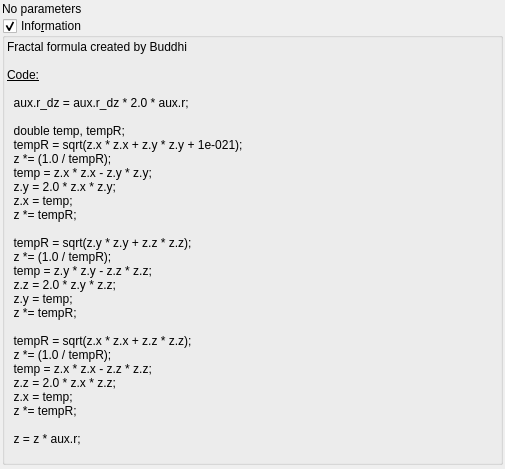
Old version of the form mandelbulber2/qt_data/fractal_mandelbulb2.ui in the repository buddhi1980/mandelbulber2.
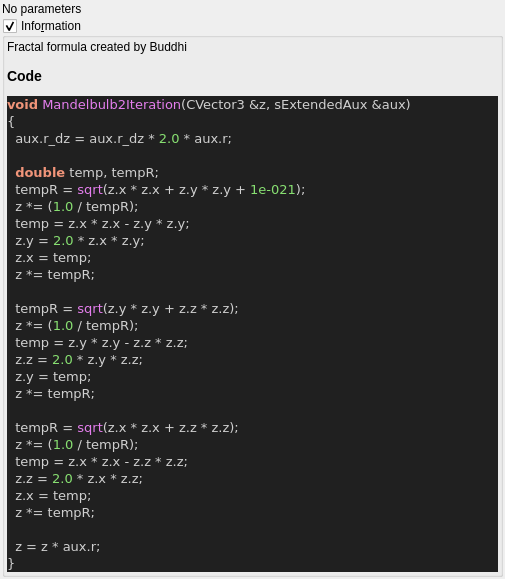
New version of the form. Custom widgets are drawn as their Qt base class.

```diff
--- a/mandelbulber2/qt_data/fractal_mandelbulb2.ui
+++ b/mandelbulber2/qt_data/fractal_mandelbulb2.ui
@@ -66,40 +66,49 @@
       <item>
        <widget class="QLabel" name="label_4">
         <property name="text">
-         <string>&lt;!DOCTYPE HTML PUBLIC &quot;-//W3C//DTD HTML 4.0//EN&quot; &quot;http://www.w3.org/TR/REC-html40/strict.dtd&quot;&gt;
-&lt;html&gt;&lt;head&gt;&lt;meta name=&quot;qrichtext&quot; content=&quot;1&quot; /&gt;&lt;style type=&quot;text/css&quot;&gt;
-p, li { white-space: pre-wrap; }
-&lt;/style&gt;&lt;/head&gt;&lt;body&gt;
-&lt;p style=&quot; margin-top:0px; margin-bottom:0px; margin-left:0px; margin-right:0px; -qt-block-indent:0; text-indent:0px;&quot;&gt;Fractal formula created by Buddhi&lt;/p&gt;
-&lt;p style=&quot;-qt-paragraph-type:empty; margin-top:0px; margin-bottom:0px; margin-left:0px; margin-right:0px; -qt-block-indent:0; text-indent:0px;&quot;&gt;&lt;br /&gt;&lt;/p&gt;
-&lt;p style=&quot; margin-top:0px; margin-bottom:0px; margin-left:0px; margin-right:0px; -qt-block-indent:0; text-indent:0px;&quot;&gt;&lt;span style=&quot; text-decoration: underline;&quot;&gt;Code:&lt;/span&gt;&lt;/p&gt;
-&lt;p style=&quot;-qt-paragraph-type:empty; margin-top:0px; margin-bottom:0px; margin-left:0px; margin-right:0px; -qt-block-indent:0; text-indent:0px; text-decoration: underline;&quot;&gt;&lt;br /&gt;&lt;/p&gt;
-&lt;p style=&quot; margin-top:0px; margin-bottom:0px; margin-left:0px; margin-right:0px; -qt-block-indent:0; text-indent:0px;&quot;&gt;  aux.r_dz = aux.r_dz * 2.0 * aux.r;&lt;/p&gt;
-&lt;p style=&quot;-qt-paragraph-type:empty; margin-top:0px; margin-bottom:0px; margin-left:0px; margin-right:0px; -qt-block-indent:0; text-indent:0px;&quot;&gt;&lt;br /&gt;&lt;/p&gt;
-&lt;p style=&quot; margin-top:0px; margin-bottom:0px; margin-left:0px; margin-right:0px; -qt-block-indent:0; text-indent:0px;&quot;&gt;  double temp, tempR;&lt;/p&gt;
-&lt;p style=&quot; margin-top:0px; margin-bottom:0px; margin-left:0px; margin-right:0px; -qt-block-indent:0; text-indent:0px;&quot;&gt;  tempR = sqrt(z.x * z.x + z.y * z.y + 1e-021);&lt;/p&gt;
-&lt;p style=&quot; margin-top:0px; margin-bottom:0px; margin-left:0px; margin-right:0px; -qt-block-indent:0; text-indent:0px;&quot;&gt;  z *= (1.0 / tempR);&lt;/p&gt;
-&lt;p style=&quot; margin-top:0px; margin-bottom:0px; margin-left:0px; margin-right:0px; -qt-block-indent:0; text-indent:0px;&quot;&gt;  temp = z.x * z.x - z.y * z.y;&lt;/p&gt;
-&lt;p style=&quot; margin-top:0px; margin-bottom:0px; margin-left:0px; margin-right:0px; -qt-block-indent:0; text-indent:0px;&quot;&gt;  z.y = 2.0 * z.x * z.y;&lt;/p&gt;
-&lt;p style=&quot; margin-top:0px; margin-bottom:0px; margin-left:0px; margin-right:0px; -qt-block-indent:0; text-indent:0px;&quot;&gt;  z.x = temp;&lt;/p&gt;
-&lt;p style=&quot; margin-top:0px; margin-bottom:0px; margin-left:0px; margin-right:0px; -qt-block-indent:0; text-indent:0px;&quot;&gt;  z *= tempR;&lt;/p&gt;
-&lt;p style=&quot;-qt-paragraph-type:empty; margin-top:0px; margin-bottom:0px; margin-left:0px; margin-right:0px; -qt-block-indent:0; text-indent:0px;&quot;&gt;&lt;br /&gt;&lt;/p&gt;
-&lt;p style=&quot; margin-top:0px; margin-bottom:0px; margin-left:0px; margin-right:0px; -qt-block-indent:0; text-indent:0px;&quot;&gt;  tempR = sqrt(z.y * z.y + z.z * z.z);&lt;/p&gt;
-&lt;p style=&quot; margin-top:0px; margin-bottom:0px; margin-left:0px; margin-right:0px; -qt-block-indent:0; text-indent:0px;&quot;&gt;  z *= (1.0 / tempR);&lt;/p&gt;
-&lt;p style=&quot; margin-top:0px; margin-bottom:0px; margin-left:0px; margin-right:0px; -qt-block-indent:0; text-indent:0px;&quot;&gt;  temp = z.y * z.y - z.z * z.z;&lt;/p&gt;
-&lt;p style=&quot; margin-top:0px; margin-bottom:0px; margin-left:0px; margin-right:0px; -qt-block-indent:0; text-indent:0px;&quot;&gt;  z.z = 2.0 * z.y * z.z;&lt;/p&gt;
-&lt;p style=&quot; margin-top:0px; margin-bottom:0px; margin-left:0px; margin-right:0px; -qt-block-indent:0; text-indent:0px;&quot;&gt;  z.y = temp;&lt;/p&gt;
-&lt;p style=&quot; margin-top:0px; margin-bottom:0px; margin-left:0px; margin-right:0px; -qt-block-indent:0; text-indent:0px;&quot;&gt;  z *= tempR;&lt;/p&gt;
-&lt;p style=&quot;-qt-paragraph-type:empty; margin-top:0px; margin-bottom:0px; margin-left:0px; margin-right:0px; -qt-block-indent:0; text-indent:0px;&quot;&gt;&lt;br /&gt;&lt;/p&gt;
-&lt;p style=&quot; margin-top:0px; margin-bottom:0px; margin-left:0px; margin-right:0px; -qt-block-indent:0; text-indent:0px;&quot;&gt;  tempR = sqrt(z.x * z.x + z.z * z.z);&lt;/p&gt;
-&lt;p style=&quot; margin-top:0px; margin-bottom:0px; margin-left:0px; margin-right:0px; -qt-block-indent:0; text-indent:0px;&quot;&gt;  z *= (1.0 / tempR);&lt;/p&gt;
-&lt;p style=&quot; margin-top:0px; margin-bottom:0px; margin-left:0px; margin-right:0px; -qt-block-indent:0; text-indent:0px;&quot;&gt;  temp = z.x * z.x - z.z * z.z;&lt;/p&gt;
-&lt;p style=&quot; margin-top:0px; margin-bottom:0px; margin-left:0px; margin-right:0px; -qt-block-indent:0; text-indent:0px;&quot;&gt;  z.z = 2.0 * z.x * z.z;&lt;/p&gt;
-&lt;p style=&quot; margin-top:0px; margin-bottom:0px; margin-left:0px; margin-right:0px; -qt-block-indent:0; text-indent:0px;&quot;&gt;  z.x = temp;&lt;/p&gt;
-&lt;p style=&quot; margin-top:0px; margin-bottom:0px; margin-left:0px; margin-right:0px; -qt-block-indent:0; text-indent:0px;&quot;&gt;  z *= tempR;&lt;/p&gt;
-&lt;p style=&quot;-qt-paragraph-type:empty; margin-top:0px; margin-bottom:0px; margin-left:0px; margin-right:0px; -qt-block-indent:0; text-indent:0px;&quot;&gt;&lt;br /&gt;&lt;/p&gt;
-&lt;p style=&quot; margin-top:0px; margin-bottom:0px; margin-left:0px; margin-right:0px; -qt-block-indent:0; text-indent:0px;&quot;&gt;  z = z * aux.r;&lt;/p&gt;
-&lt;p style=&quot;-qt-paragraph-type:empty; margin-top:0px; margin-bottom:0px; margin-left:0px; margin-right:0px; -qt-block-indent:0; text-indent:0px;&quot;&gt;&lt;br /&gt;&lt;/p&gt;&lt;/body&gt;&lt;/html&gt;</string>
+         <string>&lt;p&gt;Fractal formula created by Buddhi&lt;/p&gt;&lt;table&gt;
+&lt;/table&gt;
+&lt;h3&gt;Code&lt;/h3&gt;
+&lt;!DOCTYPE HTML PUBLIC &quot;-//W3C//DTD HTML 4.0 Transitional//EN&quot;&gt;
+&lt;html&gt;
+&lt;head&gt;
+&lt;meta http-equiv=&quot;content-type&quot; content=&quot;text/html; charset=ISO-8859-1&quot;&gt;
+&lt;title&gt;Source file&lt;/title&gt;
+&lt;/head&gt;
+&lt;body style=&quot;background-color:#202020&quot;&gt;
+&lt;pre style=&quot;color:#d0d0d0; background-color:#202020; font-size:10pt; font-family:'Courier New';&quot;&gt;&lt;span style=&quot;color:#f09479; font-weight:bold&quot;&gt;void&lt;/span&gt; &lt;span style=&quot;color:#e47eed&quot;&gt;Mandelbulb2Iteration&lt;/span&gt;&lt;span style=&quot;color:#d0d0d0&quot;&gt;(&lt;/span&gt;CVector3 &lt;span style=&quot;color:#d0d0d0&quot;&gt;&amp;amp;&lt;/span&gt;z&lt;span style=&quot;color:#d0d0d0&quot;&gt;,&lt;/span&gt; sExtendedAux &lt;span style=&quot;color:#d0d0d0&quot;&gt;&amp;amp;&lt;/span&gt;aux&lt;span style=&quot;color:#d0d0d0&quot;&gt;)&lt;/span&gt;
+&lt;span style=&quot;color:#d0d0d0&quot;&gt;{&lt;/span&gt;
+  aux&lt;span style=&quot;color:#d0d0d0&quot;&gt;.&lt;/span&gt;r_dz &lt;span style=&quot;color:#d0d0d0&quot;&gt;=&lt;/span&gt; aux&lt;span style=&quot;color:#d0d0d0&quot;&gt;.&lt;/span&gt;r_dz &lt;span style=&quot;color:#d0d0d0&quot;&gt;*&lt;/span&gt; &lt;span style=&quot;color:#87df71&quot;&gt;2.0&lt;/span&gt; &lt;span style=&quot;color:#d0d0d0&quot;&gt;*&lt;/span&gt; aux&lt;span style=&quot;color:#d0d0d0&quot;&gt;.&lt;/span&gt;r&lt;span style=&quot;color:#d0d0d0&quot;&gt;;&lt;/span&gt;
+
+  &lt;span style=&quot;color:#f09479; font-weight:bold&quot;&gt;double&lt;/span&gt; temp&lt;span style=&quot;color:#d0d0d0&quot;&gt;,&lt;/span&gt; tempR&lt;span style=&quot;color:#d0d0d0&quot;&gt;;&lt;/span&gt;
+  tempR &lt;span style=&quot;color:#d0d0d0&quot;&gt;=&lt;/span&gt; &lt;span style=&quot;color:#e47eed&quot;&gt;sqrt&lt;/span&gt;&lt;span style=&quot;color:#d0d0d0&quot;&gt;(&lt;/span&gt;z&lt;span style=&quot;color:#d0d0d0&quot;&gt;.&lt;/span&gt;x &lt;span style=&quot;color:#d0d0d0&quot;&gt;*&lt;/span&gt; z&lt;span style=&quot;color:#d0d0d0&quot;&gt;.&lt;/span&gt;x &lt;span style=&quot;color:#d0d0d0&quot;&gt;+&lt;/span&gt; z&lt;span style=&quot;color:#d0d0d0&quot;&gt;.&lt;/span&gt;y &lt;span style=&quot;color:#d0d0d0&quot;&gt;*&lt;/span&gt; z&lt;span style=&quot;color:#d0d0d0&quot;&gt;.&lt;/span&gt;y &lt;span style=&quot;color:#d0d0d0&quot;&gt;+&lt;/span&gt; &lt;span style=&quot;color:#87df71&quot;&gt;1e-021&lt;/span&gt;&lt;span style=&quot;color:#d0d0d0&quot;&gt;);&lt;/span&gt;
+  z &lt;span style=&quot;color:#d0d0d0&quot;&gt;*= (&lt;/span&gt;&lt;span style=&quot;color:#87df71&quot;&gt;1.0&lt;/span&gt; &lt;span style=&quot;color:#d0d0d0&quot;&gt;/&lt;/span&gt; tempR&lt;span style=&quot;color:#d0d0d0&quot;&gt;);&lt;/span&gt;
+  temp &lt;span style=&quot;color:#d0d0d0&quot;&gt;=&lt;/span&gt; z&lt;span style=&quot;color:#d0d0d0&quot;&gt;.&lt;/span&gt;x &lt;span style=&quot;color:#d0d0d0&quot;&gt;*&lt;/span&gt; z&lt;span style=&quot;color:#d0d0d0&quot;&gt;.&lt;/span&gt;x &lt;span style=&quot;color:#d0d0d0&quot;&gt;-&lt;/span&gt; z&lt;span style=&quot;color:#d0d0d0&quot;&gt;.&lt;/span&gt;y &lt;span style=&quot;color:#d0d0d0&quot;&gt;*&lt;/span&gt; z&lt;span style=&quot;color:#d0d0d0&quot;&gt;.&lt;/span&gt;y&lt;span style=&quot;color:#d0d0d0&quot;&gt;;&lt;/span&gt;
+  z&lt;span style=&quot;color:#d0d0d0&quot;&gt;.&lt;/span&gt;y &lt;span style=&quot;color:#d0d0d0&quot;&gt;=&lt;/span&gt; &lt;span style=&quot;color:#87df71&quot;&gt;2.0&lt;/span&gt; &lt;span style=&quot;color:#d0d0d0&quot;&gt;*&lt;/span&gt; z&lt;span style=&quot;color:#d0d0d0&quot;&gt;.&lt;/span&gt;x &lt;span style=&quot;color:#d0d0d0&quot;&gt;*&lt;/span&gt; z&lt;span style=&quot;color:#d0d0d0&quot;&gt;.&lt;/span&gt;y&lt;span style=&quot;color:#d0d0d0&quot;&gt;;&lt;/span&gt;
+  z&lt;span style=&quot;color:#d0d0d0&quot;&gt;.&lt;/span&gt;x &lt;span style=&quot;color:#d0d0d0&quot;&gt;=&lt;/span&gt; temp&lt;span style=&quot;color:#d0d0d0&quot;&gt;;&lt;/span&gt;
+  z &lt;span style=&quot;color:#d0d0d0&quot;&gt;*=&lt;/span&gt; tempR&lt;span style=&quot;color:#d0d0d0&quot;&gt;;&lt;/span&gt;
+
+  tempR &lt;span style=&quot;color:#d0d0d0&quot;&gt;=&lt;/span&gt; &lt;span style=&quot;color:#e47eed&quot;&gt;sqrt&lt;/span&gt;&lt;span style=&quot;color:#d0d0d0&quot;&gt;(&lt;/span&gt;z&lt;span style=&quot;color:#d0d0d0&quot;&gt;.&lt;/span&gt;y &lt;span style=&quot;color:#d0d0d0&quot;&gt;*&lt;/span&gt; z&lt;span style=&quot;color:#d0d0d0&quot;&gt;.&lt;/span&gt;y &lt;span style=&quot;color:#d0d0d0&quot;&gt;+&lt;/span&gt; z&lt;span style=&quot;color:#d0d0d0&quot;&gt;.&lt;/span&gt;z &lt;span style=&quot;color:#d0d0d0&quot;&gt;*&lt;/span&gt; z&lt;span style=&quot;color:#d0d0d0&quot;&gt;.&lt;/span&gt;z&lt;span style=&quot;color:#d0d0d0&quot;&gt;);&lt;/span&gt;
+  z &lt;span style=&quot;color:#d0d0d0&quot;&gt;*= (&lt;/span&gt;&lt;span style=&quot;color:#87df71&quot;&gt;1.0&lt;/span&gt; &lt;span style=&quot;color:#d0d0d0&quot;&gt;/&lt;/span&gt; tempR&lt;span style=&quot;color:#d0d0d0&quot;&gt;);&lt;/span&gt;
+  temp &lt;span style=&quot;color:#d0d0d0&quot;&gt;=&lt;/span&gt; z&lt;span style=&quot;color:#d0d0d0&quot;&gt;.&lt;/span&gt;y &lt;span style=&quot;color:#d0d0d0&quot;&gt;*&lt;/span&gt; z&lt;span style=&quot;color:#d0d0d0&quot;&gt;.&lt;/span&gt;y &lt;span style=&quot;color:#d0d0d0&quot;&gt;-&lt;/span&gt; z&lt;span style=&quot;color:#d0d0d0&quot;&gt;.&lt;/span&gt;z &lt;span style=&quot;color:#d0d0d0&quot;&gt;*&lt;/span&gt; z&lt;span style=&quot;color:#d0d0d0&quot;&gt;.&lt;/span&gt;z&lt;span style=&quot;color:#d0d0d0&quot;&gt;;&lt;/span&gt;
+  z&lt;span style=&quot;color:#d0d0d0&quot;&gt;.&lt;/span&gt;z &lt;span style=&quot;color:#d0d0d0&quot;&gt;=&lt;/span&gt; &lt;span style=&quot;color:#87df71&quot;&gt;2.0&lt;/span&gt; &lt;span style=&quot;color:#d0d0d0&quot;&gt;*&lt;/span&gt; z&lt;span style=&quot;color:#d0d0d0&quot;&gt;.&lt;/span&gt;y &lt;span style=&quot;color:#d0d0d0&quot;&gt;*&lt;/span&gt; z&lt;span style=&quot;color:#d0d0d0&quot;&gt;.&lt;/span&gt;z&lt;span style=&quot;color:#d0d0d0&quot;&gt;;&lt;/span&gt;
+  z&lt;span style=&quot;color:#d0d0d0&quot;&gt;.&lt;/span&gt;y &lt;span style=&quot;color:#d0d0d0&quot;&gt;=&lt;/span&gt; temp&lt;span style=&quot;color:#d0d0d0&quot;&gt;;&lt;/span&gt;
+  z &lt;span style=&quot;color:#d0d0d0&quot;&gt;*=&lt;/span&gt; tempR&lt;span style=&quot;color:#d0d0d0&quot;&gt;;&lt;/span&gt;
+
+  tempR &lt;span style=&quot;color:#d0d0d0&quot;&gt;=&lt;/span&gt; &lt;span style=&quot;color:#e47eed&quot;&gt;sqrt&lt;/span&gt;&lt;span style=&quot;color:#d0d0d0&quot;&gt;(&lt;/span&gt;z&lt;span style=&quot;color:#d0d0d0&quot;&gt;.&lt;/span&gt;x &lt;span style=&quot;color:#d0d0d0&quot;&gt;*&lt;/span&gt; z&lt;span style=&quot;color:#d0d0d0&quot;&gt;.&lt;/span&gt;x &lt;span style=&quot;color:#d0d0d0&quot;&gt;+&lt;/span&gt; z&lt;span style=&quot;color:#d0d0d0&quot;&gt;.&lt;/span&gt;z &lt;span style=&quot;color:#d0d0d0&quot;&gt;*&lt;/span&gt; z&lt;span style=&quot;color:#d0d0d0&quot;&gt;.&lt;/span&gt;z&lt;span style=&quot;color:#d0d0d0&quot;&gt;);&lt;/span&gt;
+  z &lt;span style=&quot;color:#d0d0d0&quot;&gt;*= (&lt;/span&gt;&lt;span style=&quot;color:#87df71&quot;&gt;1.0&lt;/span&gt; &lt;span style=&quot;color:#d0d0d0&quot;&gt;/&lt;/span&gt; tempR&lt;span style=&quot;color:#d0d0d0&quot;&gt;);&lt;/span&gt;
+  temp &lt;span style=&quot;color:#d0d0d0&quot;&gt;=&lt;/span&gt; z&lt;span style=&quot;color:#d0d0d0&quot;&gt;.&lt;/span&gt;x &lt;span style=&quot;color:#d0d0d0&quot;&gt;*&lt;/span&gt; z&lt;span style=&quot;color:#d0d0d0&quot;&gt;.&lt;/span&gt;x &lt;span style=&quot;color:#d0d0d0&quot;&gt;-&lt;/span&gt; z&lt;span style=&quot;color:#d0d0d0&quot;&gt;.&lt;/span&gt;z &lt;span style=&quot;color:#d0d0d0&quot;&gt;*&lt;/span&gt; z&lt;span style=&quot;color:#d0d0d0&quot;&gt;.&lt;/span&gt;z&lt;span style=&quot;color:#d0d0d0&quot;&gt;;&lt;/span&gt;
+  z&lt;span style=&quot;color:#d0d0d0&quot;&gt;.&lt;/span&gt;z &lt;span style=&quot;color:#d0d0d0&quot;&gt;=&lt;/span&gt; &lt;span style=&quot;color:#87df71&quot;&gt;2.0&lt;/span&gt; &lt;span style=&quot;color:#d0d0d0&quot;&gt;*&lt;/span&gt; z&lt;span style=&quot;color:#d0d0d0&quot;&gt;.&lt;/span&gt;x &lt;span style=&quot;color:#d0d0d0&quot;&gt;*&lt;/span&gt; z&lt;span style=&quot;color:#d0d0d0&quot;&gt;.&lt;/span&gt;z&lt;span style=&quot;color:#d0d0d0&quot;&gt;;&lt;/span&gt;
+  z&lt;span style=&quot;color:#d0d0d0&quot;&gt;.&lt;/span&gt;x &lt;span style=&quot;color:#d0d0d0&quot;&gt;=&lt;/span&gt; temp&lt;span style=&quot;color:#d0d0d0&quot;&gt;;&lt;/span&gt;
+  z &lt;span style=&quot;color:#d0d0d0&quot;&gt;*=&lt;/span&gt; tempR&lt;span style=&quot;color:#d0d0d0&quot;&gt;;&lt;/span&gt;
+
+  z &lt;span style=&quot;color:#d0d0d0&quot;&gt;=&lt;/span&gt; z &lt;span style=&quot;color:#d0d0d0&quot;&gt;*&lt;/span&gt; aux&lt;span style=&quot;color:#d0d0d0&quot;&gt;.&lt;/span&gt;r&lt;span style=&quot;color:#d0d0d0&quot;&gt;;&lt;/span&gt;
+&lt;span style=&quot;color:#d0d0d0&quot;&gt;}&lt;/span&gt;
+&lt;/pre&gt;
+&lt;/body&gt;
+&lt;/html&gt;
+&lt;!--HTML generated by highlight 3.9, http://www.andre-simon.de/--&gt;
+</string>
         </property>
         <property name="wordWrap">
          <bool>true</bool>
```
Left out of the diff: 2 changed lines with no effect on the pictures.
